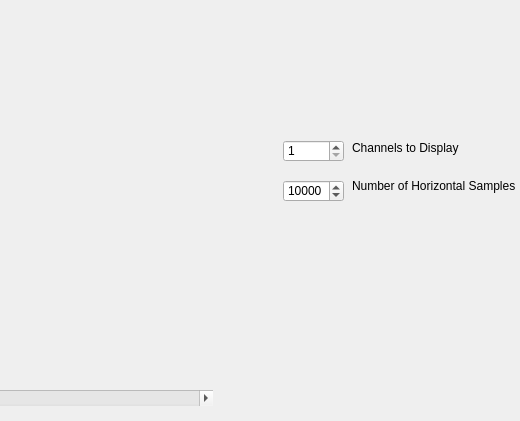
paulmthompson/spikesorter, file spikesorter/mainwindow/mainwindow.ui: the form before one commit; both pictures show x 448 to 968 and y 0 to 421 of the 968 by 635 pixel window.
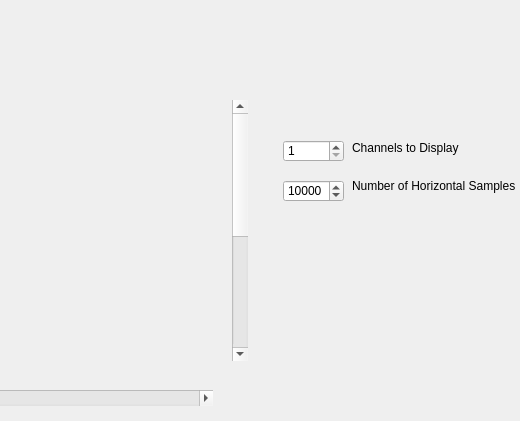
The form after the commit. Custom widgets are drawn as their Qt base class.

Commit message: add vertical scroll bar

What changed in the file:
```diff
--- a/spikesorter/mainwindow/mainwindow.ui
+++ b/spikesorter/mainwindow/mainwindow.ui
@@ -104,6 +104,25 @@
      <string>Channels to Display</string>
     </property>
    </widget>
+   <widget class="QScrollBar" name="channel_scroll_bar">
+    <property name="geometry">
+     <rect>
+      <x>680</x>
+      <y>100</y>
+      <width>16</width>
+      <height>261</height>
+     </rect>
+    </property>
+    <property name="minimum">
+     <number>1</number>
+    </property>
+    <property name="maximum">
+     <number>10</number>
+    </property>
+    <property name="orientation">
+     <enum>Qt::Vertical</enum>
+    </property>
+   </widget>
   </widget>
   <widget class="QMenuBar" name="menuBar">
    <property name="geometry">
```
The commit also changes 5 other files.
